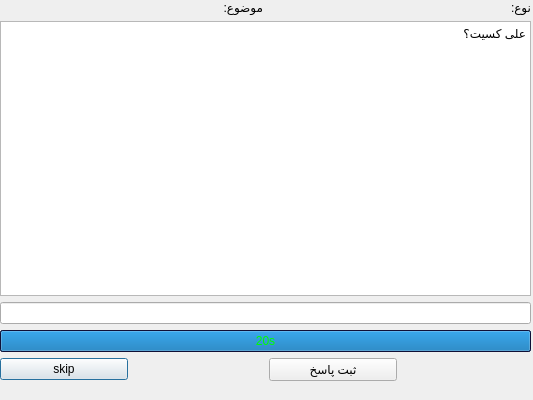
alireza1384848/AP-project, file TicTocToeQuiz_clinet/shortquestion.ui: the form before one commit.
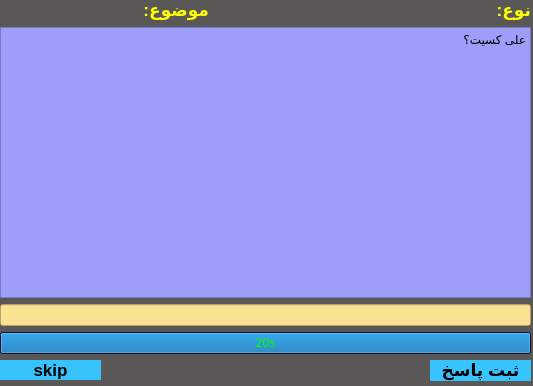
The form after the commit.

Commit message: Shortquestion , Multiplequestion and Numberquestion designed

Patch:
```diff
--- a/TicTocToeQuiz_clinet/shortquestion.ui
+++ b/TicTocToeQuiz_clinet/shortquestion.ui
@@ -7,12 +7,15 @@
     <x>0</x>
     <y>0</y>
     <width>533</width>
-    <height>400</height>
+    <height>386</height>
    </rect>
   </property>
   <property name="windowTitle">
    <string>Dialog</string>
   </property>
+  <property name="styleSheet">
+   <string notr="true">background-color: #5A5856;</string>
+  </property>
   <widget class="QWidget" name="gridLayoutWidget">
    <property name="geometry">
     <rect>
@@ -23,44 +26,50 @@
     </rect>
    </property>
    <layout class="QGridLayout" name="gridLayout">
+    <item row="4" column="4">
+     <widget class="QPushButton" name="verifybot_2">
+      <property name="styleSheet">
+       <string notr="true">background-color: #36C3FF ; 
+ font-weight: 1000; 
+ font-size: 17px; 
+ border: none; </string>
+      </property>
+      <property name="text">
+       <string>ثبت پاسخ</string>
+      </property>
+     </widget>
+    </item>
+    <item row="0" column="0">
+     <widget class="QLabel" name="category">
+      <property name="styleSheet">
+       <string notr="true">color: #29FF43;font-weight: 900;font-size: 17px;</string>
+      </property>
+      <property name="text">
+       <string/>
+      </property>
+      <property name="alignment">
+       <set>Qt::AlignRight|Qt::AlignTrailing|Qt::AlignVCenter</set>
+      </property>
+     </widget>
+    </item>
+    <item row="2" column="0" colspan="5">
+     <widget class="QLineEdit" name="answelineedit">
+      <property name="styleSheet">
+       <string notr="true">background-color: #FCE293 ;</string>
+      </property>
+     </widget>
+    </item>
     <item row="0" column="1">
      <widget class="QLabel" name="cat_text_2">
+      <property name="styleSheet">
+       <string notr="true">color: yellow;font-weight: 900;font-size: 17px;</string>
+      </property>
       <property name="text">
        <string>موضوع:</string>
       </property>
      </widget>
     </item>
-    <item row="0" column="3">
-     <widget class="QLabel" name="typetxt_2">
-      <property name="text">
-       <string>نوع:</string>
-      </property>
-     </widget>
-    </item>
-    <item row="0" column="0">
-     <widget class="QLabel" name="category">
-      <property name="text">
-       <string/>
-      </property>
-      <property name="alignment">
-       <set>Qt::AlignRight|Qt::AlignTrailing|Qt::AlignVCenter</set>
-      </property>
-     </widget>
-    </item>
-    <item row="0" column="2">
-     <widget class="QLabel" name="category_2">
-      <property name="text">
-       <string/>
-      </property>
-      <property name="alignment">
-       <set>Qt::AlignRight|Qt::AlignTrailing|Qt::AlignVCenter</set>
-      </property>
-     </widget>
-    </item>
-    <item row="2" column="0" colspan="4">
-     <widget class="QLineEdit" name="answelineedit"/>
-    </item>
-    <item row="3" column="0" colspan="4">
+    <item row="3" column="0" colspan="5">
      <widget class="QProgressBar" name="progressBar_2">
       <property name="styleSheet">
        <string notr="true">background-color: rgb(22, 23, 75);
@@ -83,8 +92,24 @@
       </property>
      </widget>
     </item>
-    <item row="1" column="0" colspan="4">
+    <item row="4" column="0">
+     <widget class="QPushButton" name="skipbot_2">
+      <property name="styleSheet">
+       <string notr="true">background-color: #36C3FF ; 
+ font-weight: 1000; 
+ font-size: 17px; 
+ border: none; </string>
+      </property>
+      <property name="text">
+       <string>skip</string>
+      </property>
+     </widget>
+    </item>
+    <item row="1" column="0" colspan="5">
      <widget class="QTextBrowser" name="quesText_2">
+      <property name="styleSheet">
+       <string notr="true">background-color: #9D9DFA ;</string>
+      </property>
       <property name="html">
        <string>&lt;!DOCTYPE HTML PUBLIC &quot;-//W3C//DTD HTML 4.0//EN&quot; &quot;http://www.w3.org/TR/REC-html40/strict.dtd&quot;&gt;
 &lt;html&gt;&lt;head&gt;&lt;meta name=&quot;qrichtext&quot; content=&quot;1&quot; /&gt;&lt;meta charset=&quot;utf-8&quot; /&gt;&lt;style type=&quot;text/css&quot;&gt;
@@ -97,20 +122,26 @@
       </property>
      </widget>
     </item>
-    <item row="4" column="0">
-     <widget class="QPushButton" name="skipbot_2">
+    <item row="0" column="4">
+     <widget class="QLabel" name="typetxt_2">
       <property name="styleSheet">
-       <string notr="true"/>
+       <string notr="true">color: yellow;font-weight: 900;font-size: 17px;</string>
       </property>
       <property name="text">
-       <string>skip</string>
+       <string>نوع:</string>
       </property>
      </widget>
     </item>
-    <item row="4" column="2">
-     <widget class="QPushButton" name="verifybot_2">
+    <item row="0" column="3">
+     <widget class="QLabel" name="category_2">
+      <property name="styleSheet">
+       <string notr="true">color: #29FF43;font-weight: 900;font-size: 17px;</string>
+      </property>
       <property name="text">
-       <string>ثبت پاسخ</string>
+       <string/>
+      </property>
+      <property name="alignment">
+       <set>Qt::AlignRight|Qt::AlignTrailing|Qt::AlignVCenter</set>
       </property>
      </widget>
     </item>
```
The commit also changes 25 other files.
